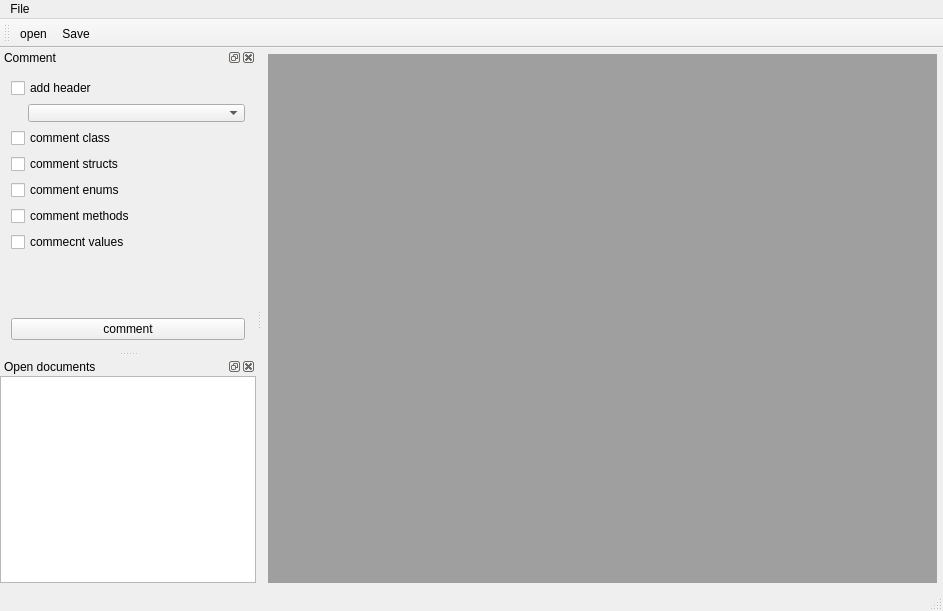
Before: the Qt Designer form mainwindow.ui in michaelsammer/DoxyMaker, drawn with Qt 5.
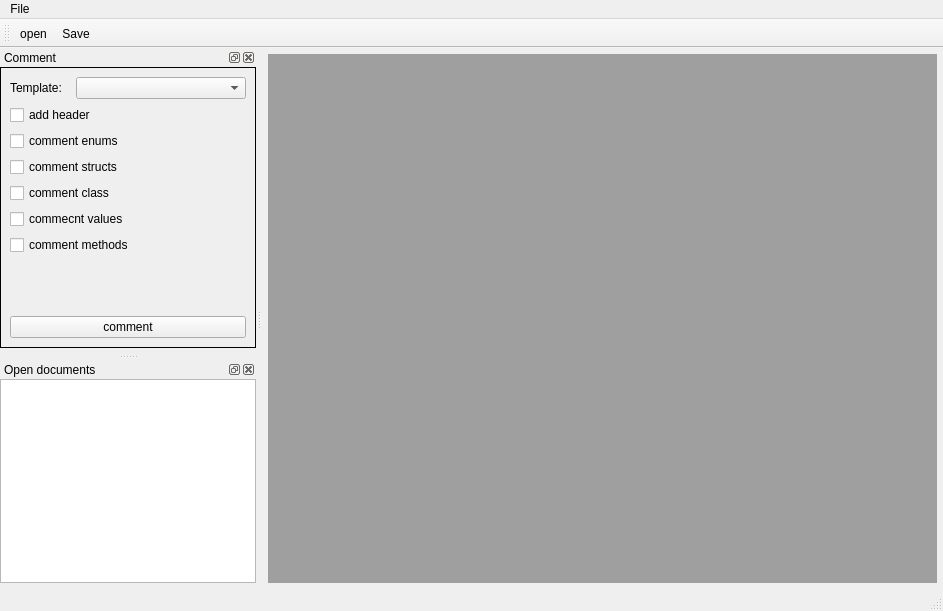
After: the same form once the commit is applied. Icons and pictures are not drawn.

Commit message: added class Statement and templates dialog class

```diff
--- a/mainwindow.ui
+++ b/mainwindow.ui
@@ -88,7 +88,81 @@
     <number>1</number>
    </attribute>
    <widget class="QWidget" name="dockWidgetContents">
+    <property name="styleSheet">
+     <string notr="true"/>
+    </property>
     <layout class="QVBoxLayout" name="verticalLayout_2">
+     <property name="leftMargin">
+      <number>0</number>
+     </property>
+     <property name="topMargin">
+      <number>0</number>
+     </property>
+     <property name="rightMargin">
+      <number>0</number>
+     </property>
+     <property name="bottomMargin">
+      <number>6</number>
+     </property>
+     <item>
+      <widget class="QFrame" name="frame">
+       <property name="frameShape">
+        <enum>QFrame::Box</enum>
+       </property>
+       <property name="frameShadow">
+        <enum>QFrame::Plain</enum>
+       </property>
+       <layout class="QVBoxLayout" name="verticalLayout_4">
+        <property name="leftMargin">
+         <number>9</number>
+        </property>
+        <property name="topMargin">
+         <number>9</number>
+        </property>
+        <property name="rightMargin">
+         <number>9</number>
+        </property>
+        <property name="bottomMargin">
+         <number>9</number>
+        </property>
+        <item>
+         <widget class="QWidget" name="widget" native="true">
+          <layout class="QHBoxLayout" name="horizontalLayout">
+           <property name="leftMargin">
+            <number>0</number>
+           </property>
+           <property name="topMargin">
+            <number>0</number>
+           </property>
+           <property name="rightMargin">
+            <number>0</number>
+           </property>
+           <property name="bottomMargin">
+            <number>0</number>
+           </property>
+           <item>
+            <widget class="QLabel" name="label">
+             <property name="maximumSize">
+              <size>
+               <width>60</width>
+               <height>16777215</height>
+              </size>
+             </property>
+             <property name="text">
+              <string>Template:</string>
+             </property>
+            </widget>
+           </item>
+           <item>
+            <widget class="QComboBox" name="comboBox">
+             <property name="styleSheet">
+              <string notr="true"/>
+             </property>
+            </widget>
+           </item>
+          </layout>
+         </widget>
+        </item>
      <item>
       <widget class="QCheckBox" name="checkBox">
        <property name="text">
@@ -96,27 +170,6 @@
        </property>
       </widget>
      </item>
-     <item>
-      <widget class="QComboBox" name="comboBox">
-       <property name="styleSheet">
-        <string notr="true">margin-left: 17px;</string>
-       </property>
-      </widget>
-     </item>
-     <item>
-      <widget class="QCheckBox" name="checkBox_2">
-       <property name="text">
-        <string>comment class</string>
-       </property>
-      </widget>
-     </item>
-     <item>
-      <widget class="QCheckBox" name="checkBox_3">
-       <property name="text">
-        <string>comment structs</string>
-       </property>
-      </widget>
-     </item>
      <item>
       <widget class="QCheckBox" name="checkBox_4">
        <property name="text">
@@ -125,9 +178,16 @@
       </widget>
      </item>
      <item>
-      <widget class="QCheckBox" name="checkBox_5">
+         <widget class="QCheckBox" name="checkBox_3">
        <property name="text">
-        <string>comment methods</string>
+           <string>comment structs</string>
+          </property>
+         </widget>
+        </item>
+        <item>
+         <widget class="QCheckBox" name="checkBox_2">
+          <property name="text">
+           <string>comment class</string>
        </property>
       </widget>
      </item>
@@ -138,6 +198,13 @@
        </property>
       </widget>
      </item>
+        <item>
+         <widget class="QCheckBox" name="checkBox_5">
+          <property name="text">
+           <string>comment methods</string>
+          </property>
+         </widget>
+        </item>
      <item>
       <spacer name="verticalSpacer">
        <property name="orientation">
@@ -156,6 +223,9 @@
        <property name="text">
         <string>comment</string>
        </property>
+         </widget>
+        </item>
+       </layout>
       </widget>
      </item>
     </layout>
```
Lines whose indentation alone changed are shown as unchanged. The commit also changes 10 other files.
